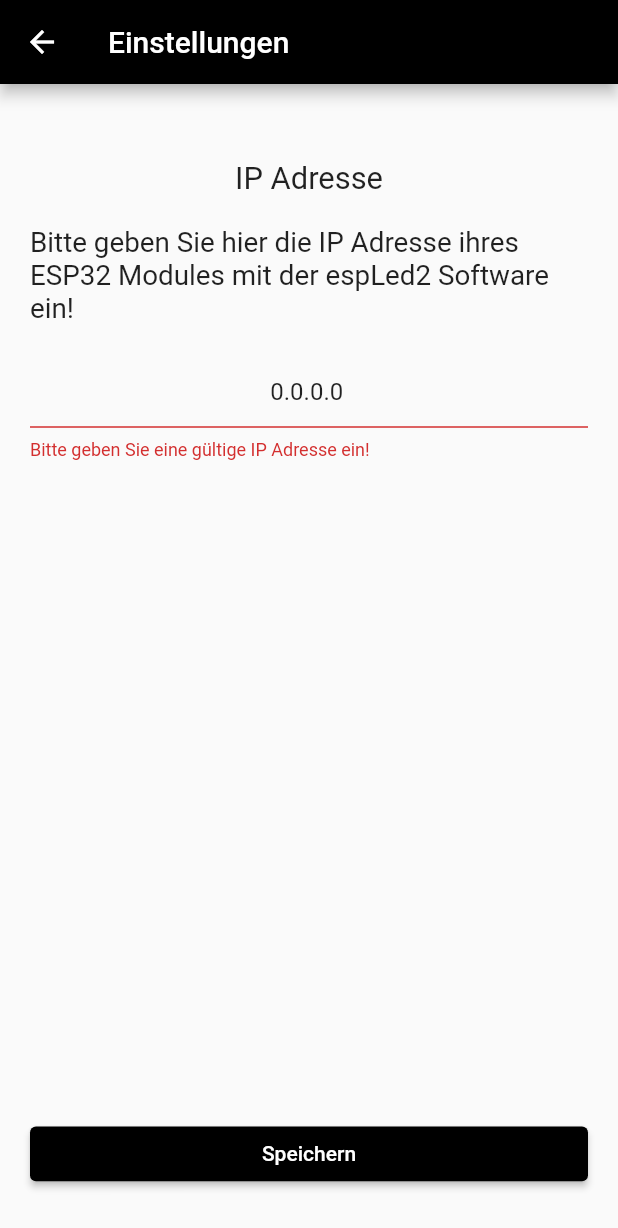
After one commit to bjm021/ledControl, a Flutter app: the Settings screen opened by its route, after a tap on "Speichern", on a phone screen of 412 x 824 dp. The commit adds this screen. Shown: the top 1228 px of the screen. Run offline on Flutter 3.47's test engine with Material 2 defaults, Android fonts, the phone set to English and light mode, and no system bars; our stand-ins replace shared_preferences; missing offline and left inert: udp; accounts and stored records are empty.

Commit message:
Settings added

```diff
--- /dev/null
+++ b/lib/settings.dart
@@ -0,0 +1,107 @@
+import 'package:flutter/material.dart';
+import 'package:shared_preferences/shared_preferences.dart';
+
+
+
+import 'main.dart';
+
+class Settings extends StatefulWidget {
+  const Settings({Key? key}) : super(key: key);
+
+  @override
+  _SettingsState createState() => _SettingsState();
+}
+
+class _SettingsState extends State<Settings> {
+  TextEditingController controller = new TextEditingController();
+
+  final _formKey = GlobalKey<FormState>();
+
+  @override
+  Widget build(BuildContext context) {
+    controller.text = globalIPAddress;
+    double width = MediaQuery.of(context).size.width;
+    double height = MediaQuery.of(context).size.height;
+    //print(height);
+
+    double defaultTBPadding = height / 100 + 2;
+    double defaultTextSize = height / 40;
+
+    return Scaffold(
+      appBar: AppBar(
+        title: Text("Einstellungen"),
+        backgroundColor: Color.fromARGB(255, gRed.round(), gGreen.round(), gBlue.round()),
+      ),
+      body: Column(
+        mainAxisAlignment: MainAxisAlignment.start,
+        crossAxisAlignment: CrossAxisAlignment.stretch,
+        children: [
+          Padding(
+            padding: EdgeInsets.fromLTRB(20, defaultTBPadding * 5, 20, 10),
+            child: Text(
+              "IP Adresse",
+              style: TextStyle(fontSize: defaultTextSize),
+              textAlign: TextAlign.center,
+            ),
+          ),
+          Padding(
+            padding: EdgeInsets.fromLTRB(20, 10, 20, 10),
+            child: Text(
+              "Bitte geben Sie hier die IP Adresse ihres ESP32 Modules mit der espLed2 Software ein!",
+              style: TextStyle(
+                  fontSize: defaultTextSize - (defaultTextSize * 0.1)),
+              textAlign: TextAlign.left,
+            ),
+          ),
+          Form(
+            key: _formKey,
+            child: Padding(
+              padding: EdgeInsets.fromLTRB(20, 10, 20, 10),
+              child: TextFormField(
+                textAlign: TextAlign.center,
+                autocorrect: false,
+                enableSuggestions: false,
+                controller: controller,
+                validator: (value) {
+                  if (value == null || value.isEmpty) {
+                    return 'Bitte gebe etwas ein!';
+                  }
+
+                  RegExp ipExp = new RegExp(r"^(?!0)(?!.*\.$)((1?\d?\d|25[0-5]|2[0-4]\d)(\.|$)){4}$", caseSensitive: false, multiLine: false);
+                  if(!ipExp.hasMatch(controller.text)){
+                    return 'Bitte geben Sie eine gültige IP Adresse ein!';
+                  }
+
+                  return null;
+                },
+              ),
+            ),
+          ),
+          Expanded(child: Text("")),
+          Padding(
+            padding: EdgeInsets.fromLTRB(20, 10, 20, defaultTBPadding*3),
+            child: ElevatedButton(
+              style: ElevatedButton.styleFrom(primary: Color.fromARGB(255, gRed.round(), gGreen.round(), gBlue.round())),
+              onPressed: () {
+                if (_formKey.currentState!.validate()) {
+                  globalIPAddress = controller.text;
+                  saveIP(context, controller.text);
+                }
+              },
+              child: Padding(
+                padding: EdgeInsets.fromLTRB(20, defaultTBPadding, 20, defaultTBPadding),
+                child: Text("Speichern"),
+              ),
+            ),
+          ),
+        ],
+      ),
+    );
+  }
+}
+
+void saveIP(BuildContext context, String text) async {
+  SharedPreferences prefs = await SharedPreferences.getInstance();
+  prefs.setString("esp-ip", text);
+  Navigator.pushNamedAndRemoveUntil(context, '/', (route) => false);
+}
--- a/pubspec.yaml
+++ b/pubspec.yaml
@@ -22,6 +22,7 @@ environment:
 
 dependencies:
   udp: ^3.0.3
+  shared_preferences: ^2.0.6
   flutter:
     sdk: flutter
 
```
Also changed, not shown: lib/main.dart (+43 -7 lines), pubspec.lock, 6 other files.
